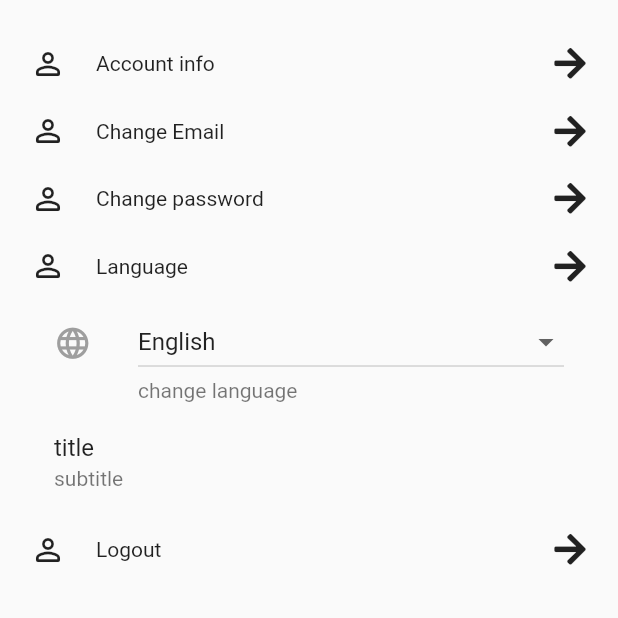
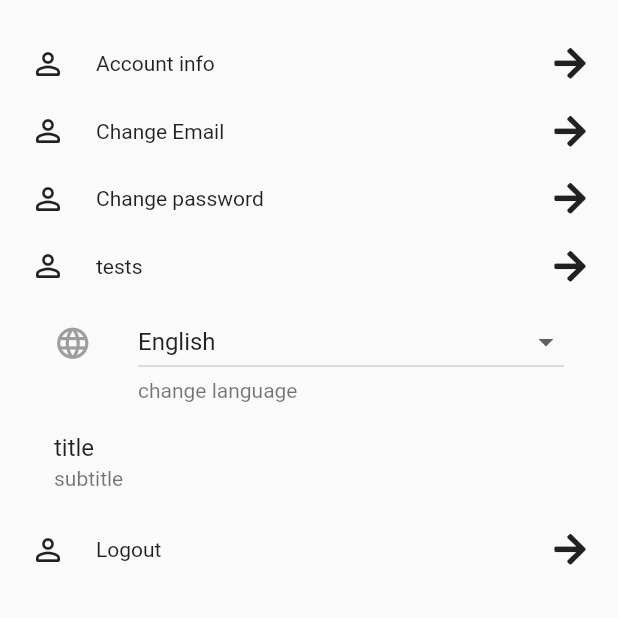
Before and after one commit to mohamadElEaswy/coffee-car-user-app, a Flutter app: the Home screen opened by its route, item 5 of the bottom bar chosen, on a phone screen of 412 x 824 dp, the top half of it. Run offline on Flutter 3.47's test engine with Material 2 defaults, Android fonts, the phone set to English and light mode, and no system bars; our stand-ins replace cloud_firestore, connectivity_plus, firebase_auth, firebase_core, firebase_database, flutter_bloc and 6 more; accounts and stored records are empty; generated files the repository leaves out were written again.

```diff
--- a/lib/src/core/model/coffe_car_model/coffee_car_model.dart
+++ b/lib/src/core/model/coffe_car_model/coffee_car_model.dart
@@ -9,6 +9,8 @@ part 'coffee_car_model.g.dart';
 class CoffeeCar{
   CoffeeCar({
     required this.carName,
+    required this.lang,
+    required this.lat,
     required this.providerName,
     required this.carId,
     required this.providerId,
@@ -22,13 +24,16 @@ class CoffeeCar{
   final String carName;
   final String providerName;
   final String address;
-  final int carId;
-  final int providerId;
+  final String carId;
+  final String providerId;
   final bool availability;
+  final String lang;
+  final String lat;
   // final Location location;
-  final List<Product> products;
-  final List<Rate> rate;
+  final bool products;
+  final bool rate;
 
   factory CoffeeCar.fromJson(Map<String, dynamic> json) => _$CoffeeCarFromJson(json);
+
   Map<String, dynamic> toJson() => _$CoffeeCarToJson(this);
 }
--- a/lib/src/services/remote/firebase/api_path.dart
+++ b/lib/src/services/remote/firebase/api_path.dart
@@ -1,5 +1,5 @@
 class ApiPath {
-  static String allCars() => 'cars';
+  static const String allCars = 'cars/';
   static String products(String carId) => 'cars/$carId';
 
 }
--- a/lib/src/services/remote/firebase/database.dart
+++ b/lib/src/services/remote/firebase/database.dart
@@ -1,4 +1,6 @@
 //the services layer after login or register
+import 'package:cloud_firestore/cloud_firestore.dart';
+import 'package:firebase_database/firebase_database.dart';
 import 'package:mk/src/core/model/coffe_car_model/coffee_car_model.dart';
 import 'package:mk/src/services/remote/firebase/firestore_services.dart';
 import 'package:mk/src/ui/pages/stream_test_page/stream_test.dart';
@@ -6,7 +8,8 @@ import 'package:mk/src/ui/pages/stream_test_page/stream_test.dart';
 import 'api_path.dart';
 
 abstract class Database {
-
+  // Query getMessageQuery();
+  // Stream carsStream();
   // Stream<List<CoffeeCar>> carsStream();
 
 }
@@ -18,9 +21,30 @@ class FirestoreDatabase implements Database {
       // {required this.uid}
       );
   // final String uid;
-  final _service = FireStoreService.instance;
+  // final FireStoreService _service = FireStoreService.instance;
+  final FirebaseFirestore _service = FirebaseFirestore.instance;
+  // Stream<CoffeeCar> jobStream(CoffeeCar coffeeCar) => _service.documentStream(
+  //   path: ApiPath.allCars(),
+  //   builder: (data, documentId) => CoffeeCar.fromJson(data!),
+  // );
+  @override
+  // Stream<List<CoffeeCar>> carsStream() => _service.collectionStream(
+  //   path: ApiPath.allCars,
+  //   builder: (data) => CoffeeCar.fromJson(data),
+  // );
+
+  final DatabaseReference messagesRef =
+  FirebaseDatabase.instance.ref().child('users');
 
 
+  // Stream carsStream() {
+  //    _service.collection('cars')
+  //       .snapshots()
+  //       .map((snapShot) => snapShot.docChanges
+  //       .map((document) => CoffeeCar.fromJson(document.data))
+  //       .toList());
+  //    return _messagesRef.get();
+  // }
   // @override
   // Stream<List<CoffeeCar>> carsStream() => _service.documentStream(
   //       path: ApiPath.allCars(),
@@ -30,3 +54,26 @@ class FirestoreDatabase implements Database {
 
 
 }
+
+
+class DataRepository {
+  // 1
+  final CollectionReference collection =
+  FirebaseFirestore.instance.collection('pets');
+  // 2
+  Stream<QuerySnapshot> getStream() {
+    return collection.snapshots();
+  }
+  // 3
+  // Future<DocumentReference> addPet(CoffeeCar coffeeCar) {
+  //   return collection.add(coffeeCar.toJson());
+  // }
+  // 4
+  // void updatePet(CoffeeCar coffeeCar) async {
+  //   await collection.doc(coffeeCar.referenceId).update(coffeeCar.toJson());
+  // }
+  // 5
+  // void deletePet(CoffeeCar coffeeCar) async {
+  //   await collection.doc(coffeeCar.referenceId).delete();
+  // }
+}
--- a/lib/src/ui/pages/profile/avatar.dart
+++ b/lib/src/ui/pages/profile/avatar.dart
@@ -11,13 +11,13 @@ class Avatar extends StatelessWidget {
       decoration: BoxDecoration(
         shape: BoxShape.circle,
         border: Border.all(
-          color: Colors.black54,
+          color: Colors.white,
           width: 3.0,
         ),
       ),
       child: CircleAvatar(
         radius: radius,
-        backgroundColor: Colors.black12,
+        backgroundColor: Colors.white,
         backgroundImage: photoUrl != null ? NetworkImage(photoUrl!) : null,
         child: photoUrl == null ? const Icon(Icons.camera_alt) : null,
       ),
--- a/lib/src/ui/pages/profile/profile_page.dart
+++ b/lib/src/ui/pages/profile/profile_page.dart
@@ -79,9 +79,20 @@ class Profile extends StatelessWidget {
                 lastIcon: FontAwesomeIcons.arrowRight,
               ),
               settingsMenuItem(
-                onTap: () {},
+                onTap: () async{
+                  FirebaseFirestore.instance.collection('cars').get().then((value) => {
+                    value.docs.forEach((element) { print(element.data()['carId']);})
+
+                  });
+                  // for (var queryDocumentSnapshot in querySnapshot.docs) {
+                  //   Map<String, dynamic> data = queryDocumentSnapshot.data();
+                  //   var name = data['name'];
+                  //   var phone = data['phone'];
+                  // }
+
+                },
                 firstIcon: Icons.person_outline_rounded,
-                lable: 'Language',
+                lable: 'tests',
                 lastIcon: FontAwesomeIcons.arrowRight,
               ),
               ListTile(
```
Also changed, not shown: lib/src/services/remote/firebase/firestore_services.dart (+54 -52 lines), lib/src/ui/pages/profile/account_info.dart (+30 -6 lines), lib/src/ui/pages/stream_test_page/stream_test.dart (+25 -14 lines), pubspec.yaml (+6 -5 lines), lib/src/core/model/coffe_car_model/coffee_car_model.g.dart, pubspec.lock.
